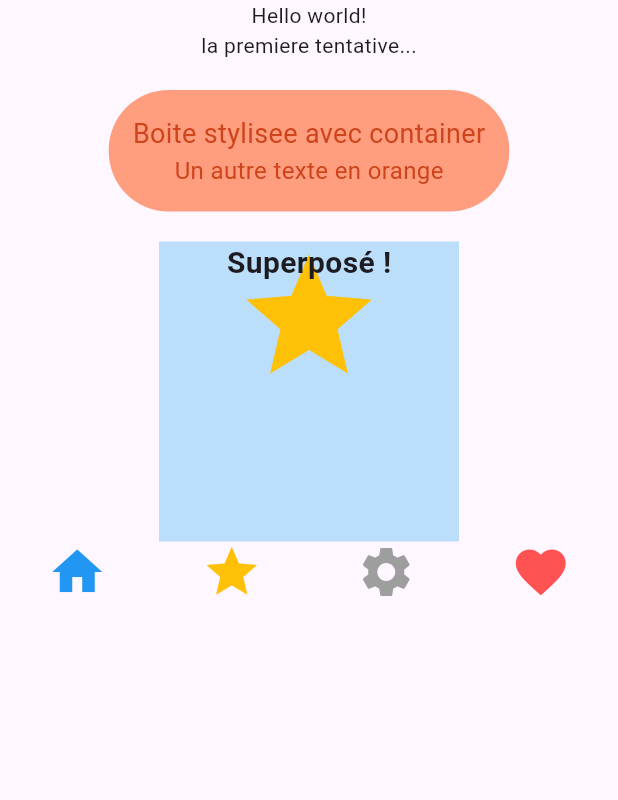
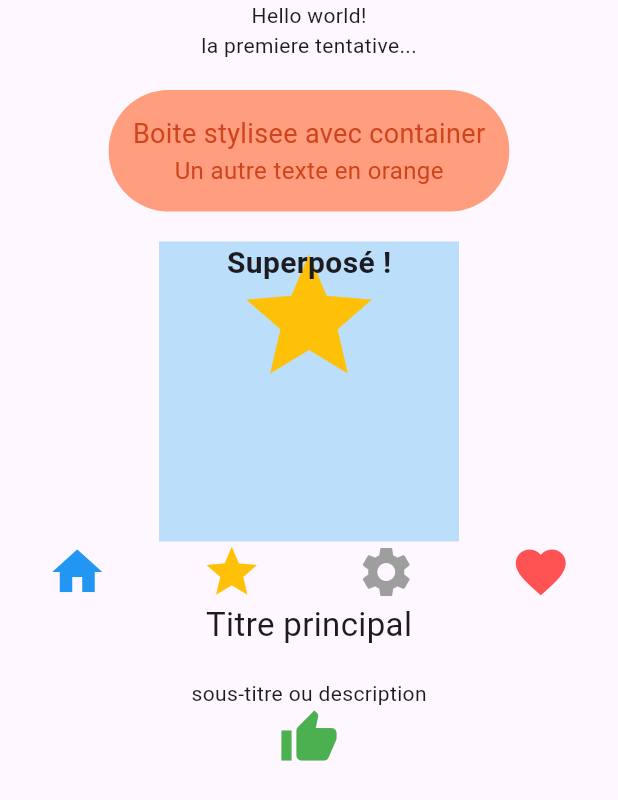
Before and after one commit to zakariadjellouli/flutter_app_widgets_base, a Flutter app: the screen it shows after launch, on a phone screen of 412 x 824 dp. Shown: the top 800 px of the screen. Run offline on Flutter 3.47's test engine with Material 3 defaults, Android fonts, the phone set to English and light mode, and no system bars.

Commit message:
Etape 6 : ajoute une deuxieme colonne

```diff
--- a/lib/main.dart
+++ b/lib/main.dart
@@ -63,6 +63,16 @@ class MainApp extends StatelessWidget {
                   Icon(Icons.favorite, color: Colors.redAccent, size: 40),
                 ],
               ),
+              Column(
+                mainAxisAlignment: MainAxisAlignment.center,
+                crossAxisAlignment: CrossAxisAlignment.center,
+                children: [
+                  Text('Titre principal', style: TextStyle(fontSize: 22)),
+                  SizedBox(height: 20),
+                  Text('sous-titre ou description'),
+                  Icon(Icons.thumb_up, color: Colors.green, size: 40),
+                ],
+              ),
             ],
           ),
         ),
```
